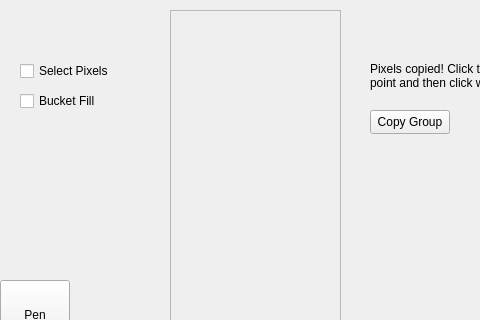
Before: the Qt Designer form spriteeditor.ui in 25hlarsen4/Sprite-Editor, drawn with Qt 5; both pictures show x 0 to 480 and y 0 to 320 of the 800 by 600 pixel window.
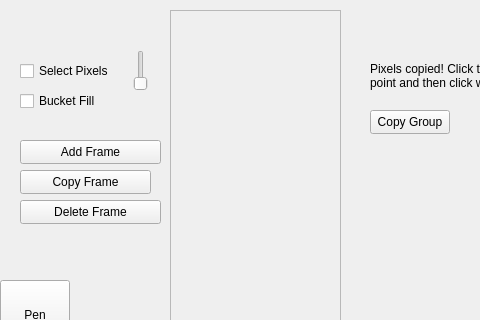
After: the same form once the commit is applied. Custom widgets are drawn as their Qt base class.

Commit message: add, copy, and delete frame buttons

```diff
--- a/spriteeditor.ui
+++ b/spriteeditor.ui
@@ -187,6 +187,58 @@
      <string>Bucket Fill</string>
     </property>
    </widget>
+   <widget class="QPushButton" name="addFrameButton">
+    <property name="geometry">
+     <rect>
+      <x>20</x>
+      <y>140</y>
+      <width>141</width>
+      <height>24</height>
+     </rect>
+    </property>
+    <property name="text">
+     <string>Add Frame</string>
+    </property>
+   </widget>
+   <widget class="QPushButton" name="copyFrameButton">
+    <property name="geometry">
+     <rect>
+      <x>20</x>
+      <y>170</y>
+      <width>131</width>
+      <height>24</height>
+     </rect>
+    </property>
+    <property name="text">
+     <string>Copy Frame</string>
+    </property>
+   </widget>
+   <widget class="QPushButton" name="deleteFrameButton">
+    <property name="geometry">
+     <rect>
+      <x>20</x>
+      <y>200</y>
+      <width>141</width>
+      <height>24</height>
+     </rect>
+    </property>
+    <property name="text">
+     <string>Delete Frame</string>
+    </property>
+   </widget>
+   <widget class="QSlider" name="frameCountSlider">
+    <property name="geometry">
+     <rect>
+      <x>130</x>
+      <y>50</y>
+      <width>22</width>
+      <height>41</height>
+     </rect>
+    </property>
+    <property name="orientation">
+     <enum>Qt::Vertical</enum>
+    </property>
+   </widget>
   </widget>
   <widget class="QMenuBar" name="menubar">
    <property name="geometry">
```
The commit also changes 3 other files.
